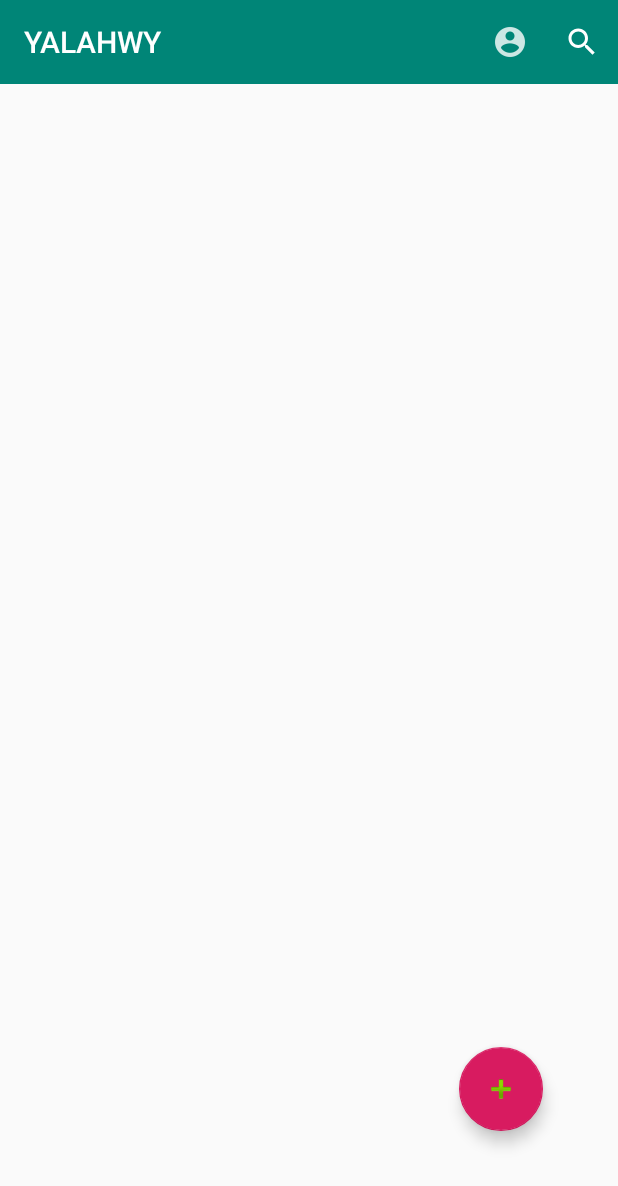
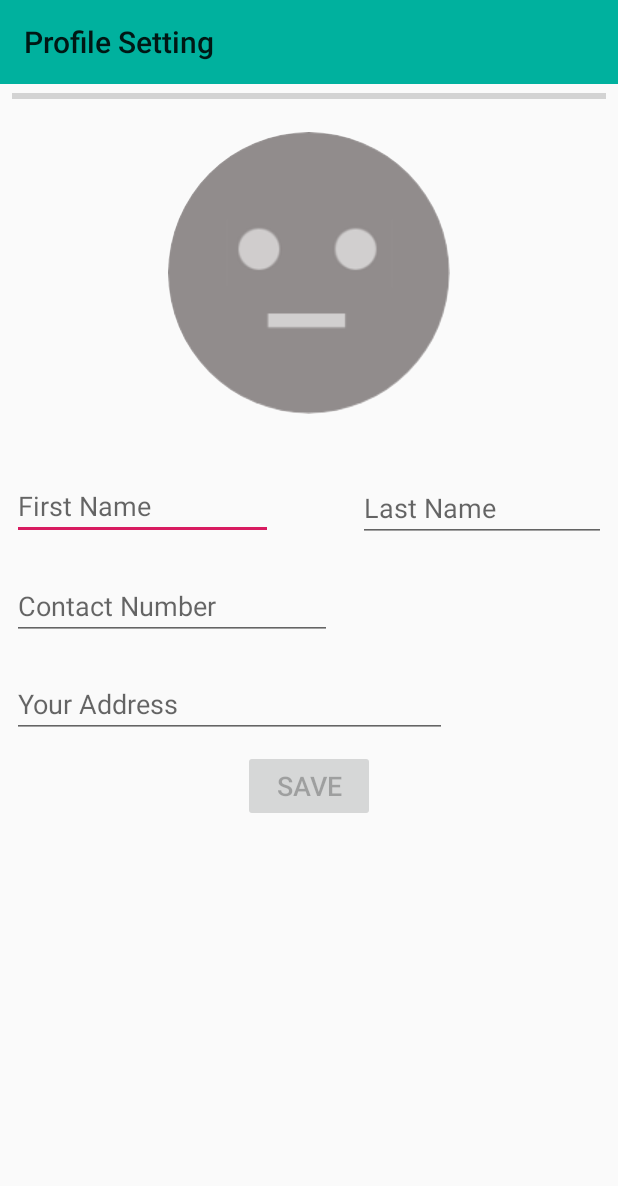
Before and after one commit to andro98/YALAWHY, an Android app: the screen it shows after launch (MainActivity before the commit, ProfileAct after it), after a tap on "Profile", on a phone screen of 412 x 824 dp. Shown: the top 1186 px of the screen. Run offline under Robolectric (Android 15) with nearby library versions, the light colour scheme and no system bars; our stand-ins replace CircleImageView, Firebase (no records; nobody signed in at launch, a user with empty details on screens opened directly); libraries missing offline, so code that uses them is left out: com.crashlytics.android, com.theartofdev.edmodo, id.zelory.compressor, io.fabric.sdk; 3 statements that could not run were skipped.

Commit message:
Adding Profile Maria

```diff
--- a/app/src/main/java/com/example/andrew/yalahwy/Activity/MainActivity.java
+++ b/app/src/main/java/com/example/andrew/yalahwy/Activity/MainActivity.java
@@ -70,20 +70,16 @@ public class MainActivity extends AppCompatActivity {
     @Override
     public boolean onOptionsItemSelected(MenuItem item)
     {
-        /*switch (item.getItemId())
+        switch (item.getItemId())
         {
-            case R.id.action_setting:
-                startActivity(new Intent(MainActivity.this, SetupActivity.class));
-                return true;
-            case R.id.action_logout:
-                logOut();
+            case R.id.profile_main_menu:
+                startActivity(new Intent(MainActivity.this, ProfileAct.class));
                 return true;
             default:
                 finish();
                 System.exit(0);
                 return false;
 
-        }*/
-        return true;
+        }
     }
 }
--- a/app/src/main/java/com/example/andrew/yalahwy/Activity/ProfileAct.java
+++ b/app/src/main/java/com/example/andrew/yalahwy/Activity/ProfileAct.java
@@ -1,14 +1,136 @@
 package com.example.andrew.yalahwy.Activity;
 
+import android.Manifest;
+import android.content.Intent;
+import android.content.pm.PackageManager;
+import android.net.Uri;
+import android.os.Build;
+import android.support.v4.app.ActivityCompat;
+import android.support.v4.content.ContextCompat;
 import android.support.v7.app.AppCompatActivity;
 import android.os.Bundle;
+import android.support.v7.widget.Toolbar;
+import android.text.TextUtils;
+import android.view.View;
+import android.widget.Button;
+import android.widget.EditText;
+import android.widget.ProgressBar;
+import android.widget.Toast;
+
+import com.example.andrew.yalahwy.Entity.Person;
+import com.example.andrew.yalahwy.Services.Person_Service;
+import com.google.firebase.auth.FirebaseAuth;
+import com.theartofdev.edmodo.cropper.CropImage;
+import com.theartofdev.edmodo.cropper.CropImageView;
+
+import de.hdodenhof.circleimageview.CircleImageView;
 
 
 public class ProfileAct extends AppCompatActivity {
+     private Toolbar ProfileToolbar;
+     private CircleImageView ProfileImg;
+     private Uri mainImageuri=null;
+     private EditText Fname;
+     private EditText Lname;
+     private EditText ContactNo;
+     private EditText Address;
+     private Button Profile_btn;
+     private ProgressBar profile_progress;
+
+     private Person_Service serve;
+     private Person person;
+
+    private void init()
+    {
+        serve = new Person_Service();
+        person=new Person();
+        ProfileToolbar = findViewById(R.id.profile_toolbar);
+        setSupportActionBar(ProfileToolbar);
+        getSupportActionBar().setTitle("Profile Setting");
+        ProfileImg=findViewById(R.id.Profile_image);
+        Fname=findViewById(R.id.Profile_fname);
+        Lname=findViewById(R.id.Profile_lname);
+        ContactNo=findViewById(R.id.Profile_contactNo);
+        Address=findViewById(R.id.Profile_address);
+        Profile_btn=findViewById(R.id.Profile_btn);
+        profile_progress=findViewById(R.id.Profile_progress);
+        profile_progress.setVisibility(View.VISIBLE);
+    }
 
     @Override
     protected void onCreate(Bundle savedInstanceState) {
         super.onCreate(savedInstanceState);
         setContentView(R.layout.activity_profile);
+
+        init();
+
+        Profile_btn.setEnabled(false);
+
+        serve.ShowProfile(ProfileAct.this);
+
+
+        //Profile_btn.setEnabled(true);
+
+        ProfileImg.setOnClickListener(new View.OnClickListener() {
+            @Override
+            public void onClick(View view){
+                serve.getProfileImage(ProfileAct.this);
+
+            }
+        });
+
+        Profile_btn.setOnClickListener(new View.OnClickListener() {
+            @Override
+            public void onClick(View view) {
+               serve.SaveUserData(ProfileAct.this);
+
+
+            }
+        });
+    }
+
+    @Override
+    protected void onActivityResult(int requestCode, int resultCode, Intent data) {
+        if (requestCode == CropImage.CROP_IMAGE_ACTIVITY_REQUEST_CODE) {
+            CropImage.ActivityResult result = CropImage.getActivityResult(data);
+            if (resultCode == RESULT_OK) {
+                mainImageuri = result.getUri();
+                ProfileImg.setImageURI(mainImageuri);
+            } else if (resultCode == CropImage.CROP_IMAGE_ACTIVITY_RESULT_ERROR_CODE) {
+                Exception error = result.getError();
+            }
+        }
+    }
+
+    public CircleImageView getProfileImg() {
+        return ProfileImg;
+    }
+
+    public Uri getMainImageuri() {
+        return mainImageuri;
+    }
+
+    public EditText getFname() {
+        return Fname;
+    }
+
+    public EditText getLname() {
+        return Lname;
+    }
+
+    public EditText getContactNo() {
+        return ContactNo;
+    }
+
+    public EditText getAddress() {
+        return Address;
+    }
+
+    public Button getProfile_btn() {
+        return Profile_btn;
+    }
+
+    public ProgressBar getProfile_progress() {
+        return profile_progress;
     }
 }
--- a/app/src/main/java/com/example/andrew/yalahwy/DataAccess/AuthDataAccess.java
+++ b/app/src/main/java/com/example/andrew/yalahwy/DataAccess/AuthDataAccess.java
@@ -30,4 +30,8 @@ public class AuthDataAccess {
     public boolean getCurrentUserid(){
         return (mAuth.getCurrentUser() != null);
     }
+
+    public String getUserId(){
+        return mAuth.getCurrentUser().getUid();
+    }
 }
--- a/app/src/main/res/layout/activity_profile.xml
+++ b/app/src/main/res/layout/activity_profile.xml
@@ -6,4 +6,120 @@
     android:layout_height="match_parent"
     tools:context=".ProfileAct">
 
+    <android.support.v7.widget.Toolbar
+        android:id="@+id/profile_toolbar"
+        android:layout_width="match_parent"
+        android:layout_height="wrap_content"
+        android:background="@color/buttonColor"
+        app:layout_constraintEnd_toEndOf="parent"
+        app:layout_constraintStart_toStartOf="parent"
+        app:layout_constraintTop_toTopOf="parent"/>
+
+    <de.hdodenhof.circleimageview.CircleImageView
+        android:id="@+id/Profile_image"
+        android:layout_width="wrap_content"
+        android:layout_height="wrap_content"
+        android:layout_marginEnd="8dp"
+        android:layout_marginLeft="8dp"
+        android:layout_marginRight="8dp"
+        android:layout_marginStart="8dp"
+        android:layout_marginTop="32dp"
+        android:src="@drawable/default_image"
+        app:layout_constraintEnd_toEndOf="parent"
+        app:layout_constraintStart_toStartOf="parent"
+        app:layout_constraintTop_toBottomOf="@+id/profile_toolbar" />
+
+    <EditText
+        android:id="@+id/Profile_fname"
+        android:layout_width="174dp"
+        android:layout_height="44dp"
+        android:layout_marginEnd="8dp"
+        android:layout_marginLeft="8dp"
+        android:layout_marginRight="8dp"
+        android:layout_marginStart="8dp"
+        android:layout_marginTop="40dp"
+        android:ems="10"
+        android:hint="@string/Profile_fname_hint"
+        android:inputType="textPersonName"
+        app:layout_constraintEnd_toStartOf="@+id/Profile_lname"
+        app:layout_constraintHorizontal_bias="0.0"
+        app:layout_constraintStart_toStartOf="parent"
+        app:layout_constraintTop_toBottomOf="@+id/Profile_image" />
+
+    <EditText
+        android:id="@+id/Profile_lname"
+        android:layout_width="165dp"
+        android:layout_height="wrap_content"
+        android:layout_marginEnd="8dp"
+        android:layout_marginRight="8dp"
+        android:layout_marginTop="40dp"
+        android:ems="10"
+        android:hint="@string/Profile_lname_hint"
+        android:inputType="textPersonName"
+        app:layout_constraintEnd_toEndOf="parent"
+        app:layout_constraintTop_toBottomOf="@+id/Profile_image" />
+
+    <EditText
+        android:id="@+id/Profile_contactNo"
+        android:layout_width="wrap_content"
+        android:layout_height="wrap_content"
+        android:layout_marginEnd="8dp"
+        android:layout_marginLeft="8dp"
+        android:layout_marginRight="8dp"
+        android:layout_marginStart="8dp"
+        android:layout_marginTop="20dp"
+        android:ems="10"
+        android:hint="@string/Profile_contactNo_hint"
+        android:inputType="textPersonName"
+        app:layout_constraintEnd_toEndOf="parent"
+        app:layout_constraintHorizontal_bias="0.0"
+        app:layout_constraintStart_toStartOf="parent"
+        app:layout_constraintTop_toBottomOf="@+id/Profile_lname" />
+
+    <EditText
+        android:id="@+id/Profile_address"
+        android:layout_width="290dp"
+        android:layout_height="wrap_content"
+        android:layout_marginEnd="8dp"
+        android:layout_marginLeft="8dp"
+        android:layout_marginRight="8dp"
+        android:layout_marginStart="8dp"
+        android:layout_marginTop="20dp"
+        android:ems="10"
+        android:hint="@string/Profile_address_hint"
+        android:inputType="textPersonName"
+        app:layout_constraintEnd_toEndOf="parent"
+        app:layout_constraintHorizontal_bias="0.0"
+        app:layout_constraintStart_toStartOf="parent"
+        app:layout_constraintTop_toBottomOf="@+id/Profile_contactNo" />
+
+    <Button
+        android:id="@+id/Profile_btn"
+        android:layout_width="wrap_content"
+        android:layout_height="wrap_content"
+        android:layout_marginEnd="8dp"
+        android:layout_marginLeft="8dp"
+        android:layout_marginRight="8dp"
+        android:layout_marginStart="8dp"
+        android:layout_marginTop="8dp"
+        android:text="@string/Btn_hint"
+        android:textSize="18sp"
+        app:layout_constraintEnd_toEndOf="parent"
+        app:layout_constraintStart_toStartOf="parent"
+        app:layout_constraintTop_toBottomOf="@+id/Profile_address" />
+
+    <ProgressBar
+        android:id="@+id/Profile_progress"
+        style="?android:attr/progressBarStyleHorizontal"
+        android:layout_width="0dp"
+        android:layout_height="wrap_content"
+        android:layout_marginStart="8dp"
+        android:layout_marginLeft="8dp"
+        android:layout_marginEnd="8dp"
+        android:layout_marginRight="8dp"
+        app:layout_constraintEnd_toEndOf="parent"
+        app:layout_constraintStart_toStartOf="parent"
+        app:layout_constraintTop_toBottomOf="@+id/profile_toolbar" />
+
+
 </android.support.constraint.ConstraintLayout>
--- a/app/src/main/res/values/strings.xml
+++ b/app/src/main/res/values/strings.xml
@@ -4,4 +4,9 @@
     <string name="addNewPost">Add</string>
     <string name="NewPostHint">Description here</string>
     <string name="NewPostHintReg">Region here</string>
+    <string name="Profile_fname_hint">First Name</string>
+    <string name="Profile_lname_hint">Last Name</string>
+    <string name="Profile_contactNo_hint">Contact Number</string>
+    <string name="Profile_address_hint">Your Address</string>
+    <string name="Btn_hint">Save</string>
 </resources>
```
Also changed, not shown: app/src/main/java/com/example/andrew/yalahwy/DataAccess/UserDataAccess.java (+114 -0 lines), app/src/main/java/com/example/andrew/yalahwy/Services/Person_Service.java (+101 -3 lines), app/src/main/res/drawable/default_image.png (added).
